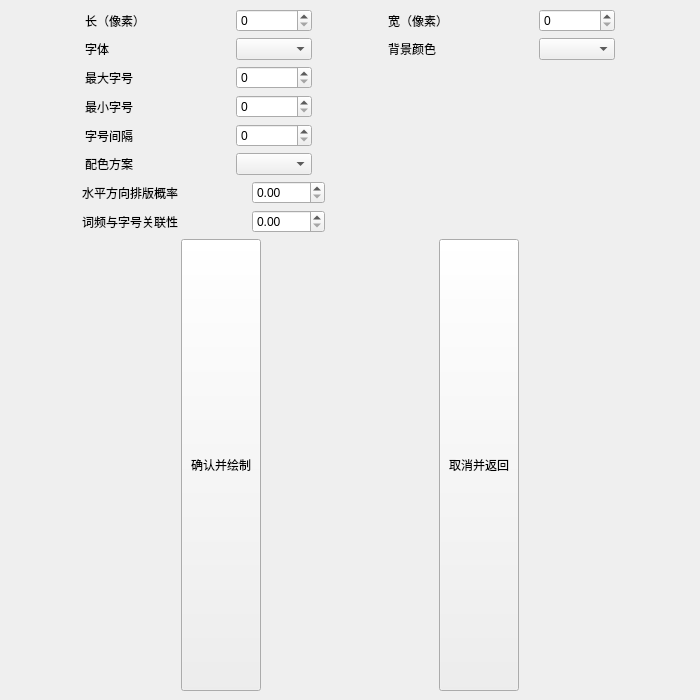
The window that resources/Advanced.ui (CFRFREE/WordCloud) describes before a commit, drawn with Qt 5.
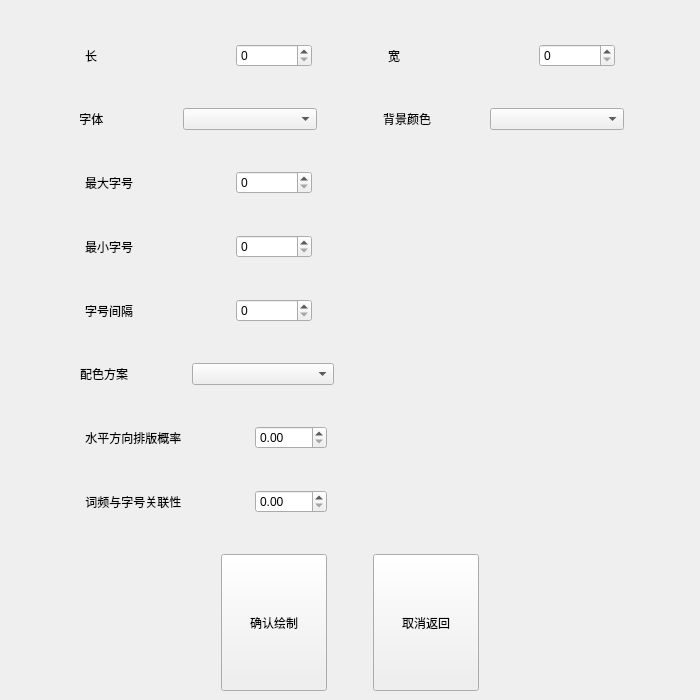
The same window after the commit.

Commit message: 完善Advanced

```diff
--- a/resources/Advanced.ui
+++ b/resources/Advanced.ui
@@ -25,7 +25,23 @@
    </property>
    <layout class="QHBoxLayout" name="horizontalLayout_10">
     <item>
-     <layout class="QVBoxLayout" name="verticalLayout_2" stretch="1,1,1,1,1,1,1,1,1">
+     <layout class="QVBoxLayout" name="verticalLayout_2" stretch="0,0,0,0,0,0,0,0,0,0,0,0,0,0,0,0,0,0">
+      <item>
+       <spacer name="verticalSpacer_9">
+        <property name="orientation">
+         <enum>Qt::Vertical</enum>
+        </property>
+        <property name="sizeType">
+         <enum>QSizePolicy::Preferred</enum>
+        </property>
+        <property name="sizeHint" stdset="0">
+         <size>
+          <width>20</width>
+          <height>35</height>
+         </size>
+        </property>
+       </spacer>
+      </item>
       <item>
        <layout class="QHBoxLayout" name="horizontalLayout" stretch="1,1,1,1,1,1,1,1,1">
         <property name="spacing">
@@ -53,7 +69,7 @@
            </sizepolicy>
           </property>
           <property name="text">
-           <string>长（像素）</string>
+           <string>长</string>
           </property>
          </widget>
         </item>
@@ -102,7 +118,7 @@
            </sizepolicy>
           </property>
           <property name="text">
-           <string>宽（像素）</string>
+           <string>宽</string>
           </property>
          </widget>
         </item>
@@ -145,7 +161,23 @@
        </layout>
       </item>
       <item>
-       <layout class="QHBoxLayout" name="horizontalLayout_2" stretch="1,1,1,1,1,1,1,1,1">
+       <spacer name="verticalSpacer">
+        <property name="orientation">
+         <enum>Qt::Vertical</enum>
+        </property>
+        <property name="sizeType">
+         <enum>QSizePolicy::Preferred</enum>
+        </property>
+        <property name="sizeHint" stdset="0">
+         <size>
+          <width>20</width>
+          <height>35</height>
+         </size>
+        </property>
+       </spacer>
+      </item>
+      <item>
+       <layout class="QHBoxLayout" name="horizontalLayout_2" stretch="1,1,0,2,1,1,0,2,1">
         <property name="spacing">
          <number>0</number>
         </property>
@@ -171,7 +203,7 @@
            </sizepolicy>
           </property>
           <property name="text">
-           <string>字体</string>
+           <string> 字体</string>
           </property>
          </widget>
         </item>
@@ -180,6 +212,9 @@
           <property name="orientation">
            <enum>Qt::Horizontal</enum>
           </property>
+          <property name="sizeType">
+           <enum>QSizePolicy::Preferred</enum>
+          </property>
           <property name="sizeHint" stdset="0">
            <size>
             <width>40</width>
@@ -214,7 +249,7 @@
         <item>
          <widget class="QLabel" name="label_4">
           <property name="sizePolicy">
-           <sizepolicy hsizetype="Ignored" vsizetype="Preferred">
+           <sizepolicy hsizetype="Expanding" vsizetype="Preferred">
             <horstretch>0</horstretch>
             <verstretch>0</verstretch>
            </sizepolicy>
@@ -229,6 +264,9 @@
           <property name="orientation">
            <enum>Qt::Horizontal</enum>
           </property>
+          <property name="sizeType">
+           <enum>QSizePolicy::Preferred</enum>
+          </property>
           <property name="sizeHint" stdset="0">
            <size>
             <width>40</width>
@@ -238,7 +276,7 @@
          </spacer>
         </item>
         <item>
-         <widget class="QComboBox" name="comboBoxColour">
+         <widget class="QComboBox" name="comboBoxBackground">
           <property name="sizePolicy">
            <sizepolicy hsizetype="Ignored" vsizetype="Fixed">
             <horstretch>0</horstretch>
@@ -262,6 +300,22 @@
         </item>
        </layout>
       </item>
+      <item>
+       <spacer name="verticalSpacer_2">
+        <property name="orientation">
+         <enum>Qt::Vertical</enum>
+        </property>
+        <property name="sizeType">
+         <enum>QSizePolicy::Preferred</enum>
+        </property>
+        <property name="sizeHint" stdset="0">
+         <size>
+          <width>20</width>
+          <height>35</height>
+         </size>
+        </property>
+       </spacer>
+      </item>
       <item>
        <layout class="QHBoxLayout" name="horizontalLayout_3" stretch="1,1,1,1,5">
         <property name="spacing">
@@ -331,6 +385,22 @@
         </item>
        </layout>
       </item>
+      <item>
+       <spacer name="verticalSpacer_3">
+        <property name="orientation">
+         <enum>Qt::Vertical</enum>
+        </property>
+        <property name="sizeType">
+         <enum>QSizePolicy::Preferred</enum>
+        </property>
+        <property name="sizeHint" stdset="0">
+         <size>
+          <width>20</width>
+          <height>35</height>
+         </size>
+        </property>
+       </spacer>
+      </item>
       <item>
        <layout class="QHBoxLayout" name="horizontalLayout_4" stretch="1,1,1,1,5">
         <property name="spacing">
@@ -387,6 +457,22 @@
         </item>
        </layout>
       </item>
+      <item>
+       <spacer name="verticalSpacer_4">
+        <property name="orientation">
+         <enum>Qt::Vertical</enum>
+        </property>
+        <property name="sizeType">
+         <enum>QSizePolicy::Preferred</enum>
+        </property>
+        <property name="sizeHint" stdset="0">
+         <size>
+          <width>20</width>
+          <height>35</height>
+         </size>
+        </property>
+       </spacer>
+      </item>
       <item>
        <layout class="QHBoxLayout" name="horizontalLayout_5" stretch="1,1,1,1,5">
         <property name="spacing">
@@ -444,7 +530,23 @@
        </layout>
       </item>
       <item>
-       <layout class="QHBoxLayout" name="horizontalLayout_6" stretch="1,1,1,1,5">
+       <spacer name="verticalSpacer_5">
+        <property name="orientation">
+         <enum>Qt::Vertical</enum>
+        </property>
+        <property name="sizeType">
+         <enum>QSizePolicy::Preferred</enum>
+        </property>
+        <property name="sizeHint" stdset="0">
+         <size>
+          <width>20</width>
+          <height>35</height>
+         </size>
+        </property>
+       </spacer>
+      </item>
+      <item>
+       <layout class="QHBoxLayout" name="horizontalLayout_6" stretch="1,1,0,2,5">
         <property name="spacing">
          <number>0</number>
         </property>
@@ -482,7 +584,7 @@
          </spacer>
         </item>
         <item>
-         <widget class="QComboBox" name="comboBox_3"/>
+         <widget class="QComboBox" name="comboBoxColour"/>
         </item>
         <item>
          <spacer name="horizontalSpacer_18">
@@ -499,6 +601,22 @@
         </item>
        </layout>
       </item>
+      <item>
+       <spacer name="verticalSpacer_6">
+        <property name="orientation">
+         <enum>Qt::Vertical</enum>
+        </property>
+        <property name="sizeType">
+         <enum>QSizePolicy::Preferred</enum>
+        </property>
+        <property name="sizeHint" stdset="0">
+         <size>
+          <width>20</width>
+          <height>35</height>
+         </size>
+        </property>
+       </spacer>
+      </item>
       <item>
        <layout class="QHBoxLayout" name="horizontalLayout_7" stretch="1,1,1,1,5">
         <property name="spacing">
@@ -520,7 +638,7 @@
         <item>
          <widget class="QLabel" name="label_8">
           <property name="text">
-           <string>水平方向排版概率</string>
+           <string> 水平方向排版概率</string>
           </property>
          </widget>
         </item>
@@ -555,6 +673,22 @@
         </item>
        </layout>
       </item>
+      <item>
+       <spacer name="verticalSpacer_7">
+        <property name="orientation">
+         <enum>Qt::Vertical</enum>
+        </property>
+        <property name="sizeType">
+         <enum>QSizePolicy::Preferred</enum>
+        </property>
+        <property name="sizeHint" stdset="0">
+         <size>
+          <width>20</width>
+          <height>35</height>
+         </size>
+        </property>
+       </spacer>
+      </item>
       <item>
        <layout class="QHBoxLayout" name="horizontalLayout_8" stretch="1,1,1,1,5">
         <property name="spacing">
@@ -576,7 +710,7 @@
         <item>
          <widget class="QLabel" name="label_9">
           <property name="text">
-           <string>词频与字号关联性</string>
+           <string> 词频与字号关联性</string>
           </property>
          </widget>
         </item>
@@ -612,7 +746,23 @@
        </layout>
       </item>
       <item>
-       <layout class="QHBoxLayout" name="horizontalLayout_9">
+       <spacer name="verticalSpacer_8">
+        <property name="orientation">
+         <enum>Qt::Vertical</enum>
+        </property>
+        <property name="sizeType">
+         <enum>QSizePolicy::Preferred</enum>
+        </property>
+        <property name="sizeHint" stdset="0">
+         <size>
+          <width>20</width>
+          <height>35</height>
+         </size>
+        </property>
+       </spacer>
+      </item>
+      <item>
+       <layout class="QHBoxLayout" name="horizontalLayout_9" stretch="2,1,0,1,2">
         <item>
          <spacer name="horizontalSpacer">
           <property name="orientation">
@@ -635,7 +785,7 @@
            </sizepolicy>
           </property>
           <property name="text">
-           <string>确认并绘制</string>
+           <string>确认绘制</string>
           </property>
          </widget>
         </item>
@@ -661,7 +811,7 @@
            </sizepolicy>
           </property>
           <property name="text">
-           <string>取消并返回</string>
+           <string>取消返回</string>
           </property>
          </widget>
         </item>
```
Left out of the diff: 10 changed lines with no effect on the pictures. The commit also changes 7 other files.
